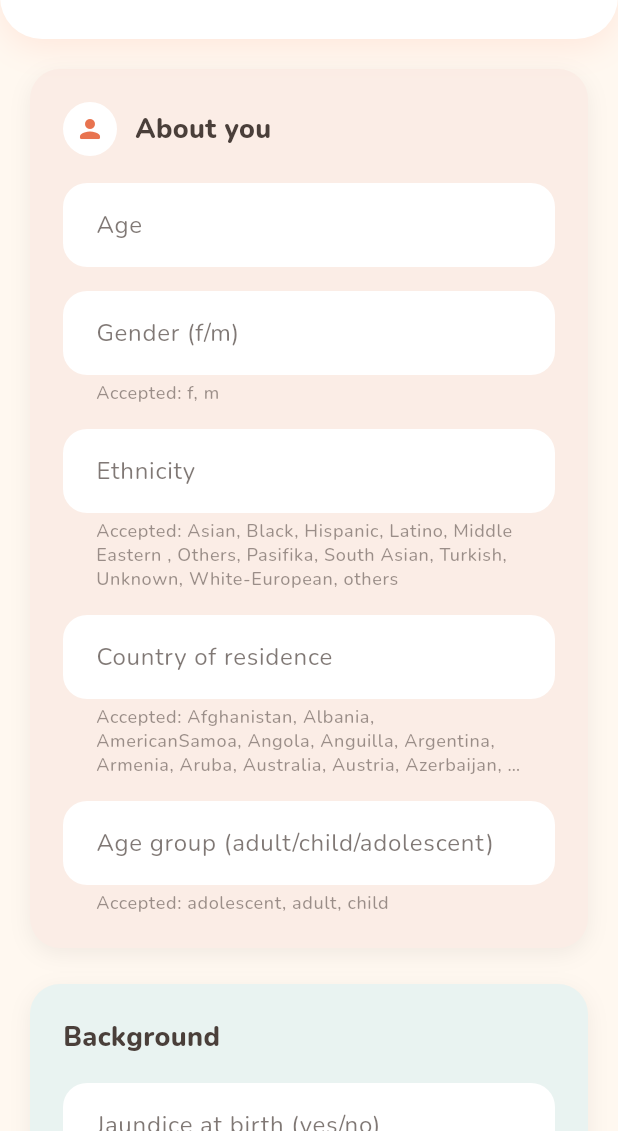
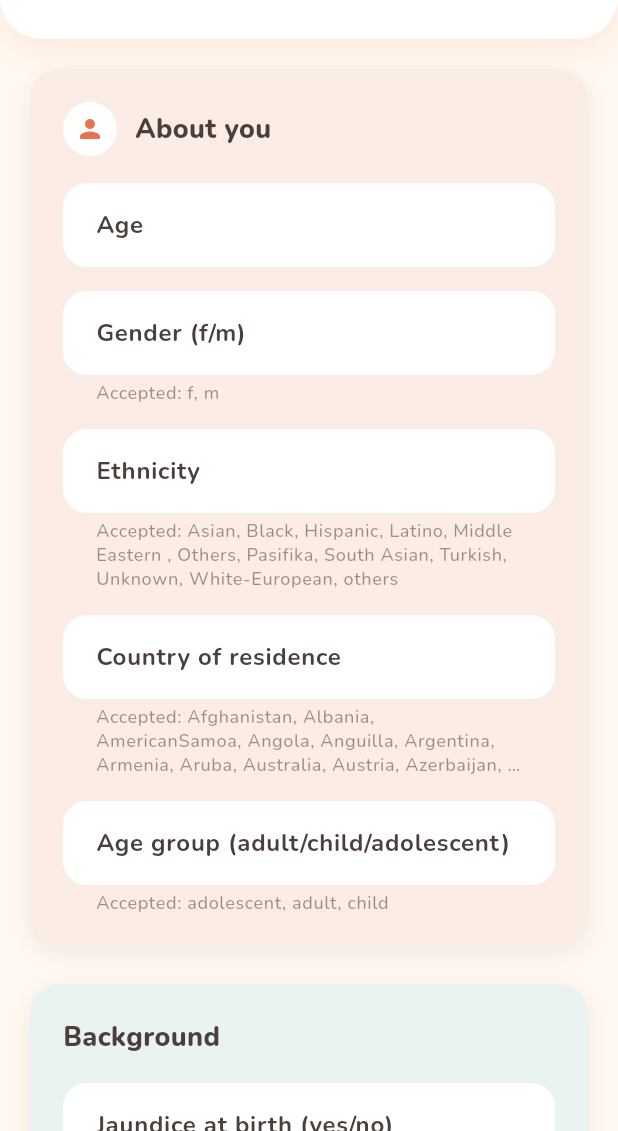
Before and after one commit to Divine-kuzo/linear_regression_model, a Flutter app: the screen it shows after launch, on a phone screen of 412 x 824 dp, the part 105-1236 px from its top. Run offline on Flutter 3.47's test engine with Material 3 defaults, Android fonts, the phone set to English and light mode, and no system bars; our stand-ins replace google_fonts.

Commit message:
polish step 2: bold, high-contrast field labels

```diff
--- a/summative/FlutterApp/lib/theme.dart
+++ b/summative/FlutterApp/lib/theme.dart
@@ -42,7 +42,7 @@ ThemeData buildBoboTheme() {
       filled: true,
       fillColor: BoboColors.background,
       contentPadding: const EdgeInsets.symmetric(horizontal: 18, vertical: 16),
-      labelStyle: GoogleFonts.nunito(color: BoboColors.textDark.withValues(alpha: 0.7)),
+      labelStyle: GoogleFonts.nunito(color: BoboColors.textDark, fontWeight: FontWeight.w700),
       helperStyle: GoogleFonts.nunito(
         fontSize: 12,
         fontWeight: FontWeight.w500,
```
